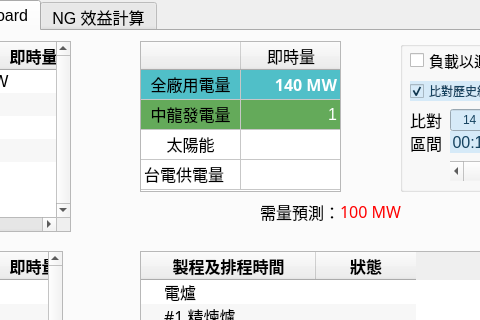
JoesphChou/InterfaceForDispatch, file ui.ui: the form before one commit; both pictures show x 232 to 712 and y 0 to 320 of the 847 by 838 pixel window.
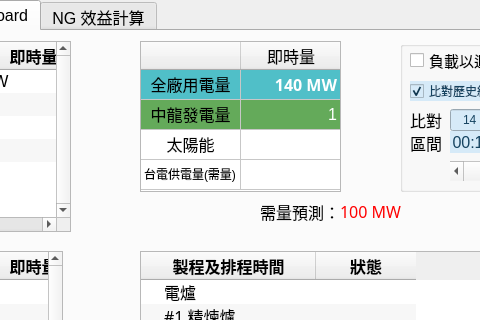
The form after the commit.

```diff
--- a/ui.ui
+++ b/ui.ui
@@ -2728,7 +2728,12 @@
      </item>
      <item row="3" column="0">
       <property name="text">
-       <string>台電供電量</string>
+       <string>台電供電量(需量)</string>
+      </property>
+      <property name="font">
+       <font>
+        <pointsize>9</pointsize>
+       </font>
       </property>
      </item>
     </widget>
```
